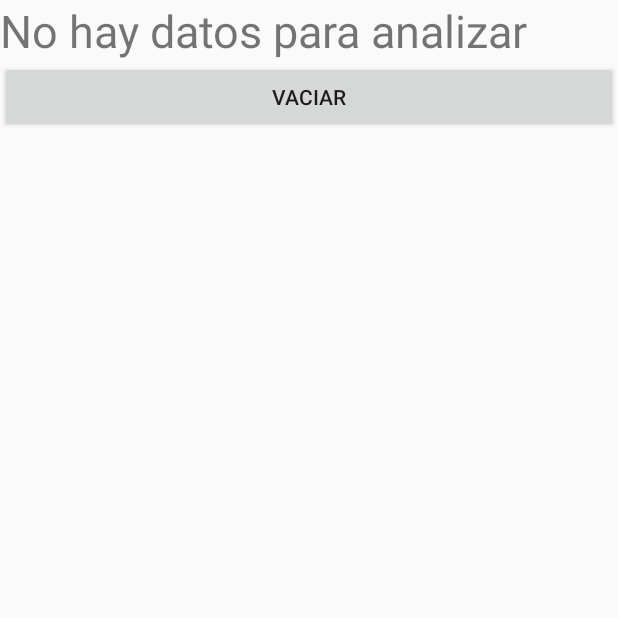
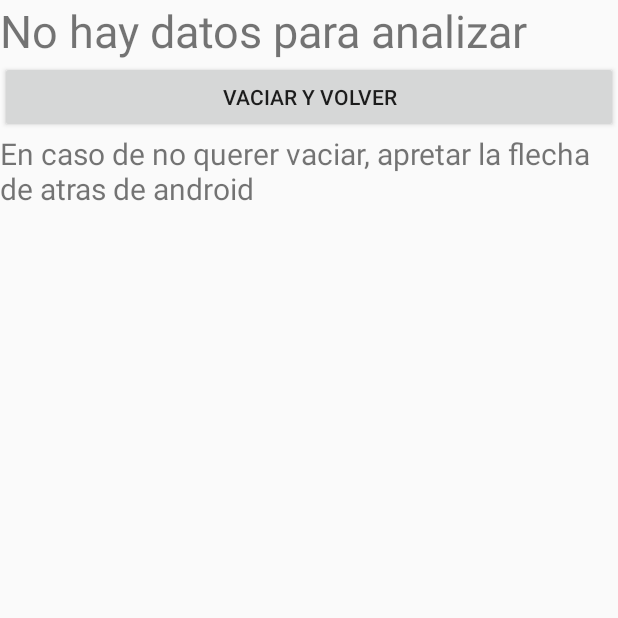
Before and after one commit to igalpr/DAI-TP6, an Android app: the screen it shows after launch (MainActivity), after a tap on "MOSTRAR RESULTADOS", on a phone screen of 412 x 824 dp, the top half of it. Run offline under Robolectric (Android 15) with nearby library versions, the phone set to English and light mode, and no system bars; libraries missing offline, so code that uses them is left out: com.microsoft.projectoxford; 1 statement that could not run was skipped.

Commit message:
mas o menos

```diff
--- a/app/src/main/java/com/example/dai_tp6/FragmentHome.java
+++ b/app/src/main/java/com/example/dai_tp6/FragmentHome.java
@@ -68,7 +68,14 @@ public class FragmentHome extends Fragment implements View.OnClickListener {
         if(ContextCompat.checkSelfPermission(this.getContext(), Manifest.permission.CAMERA)!= PackageManager.PERMISSION_GRANTED)
         {
             TomarFoto.setEnabled(false);
+            TXTMostrarResultados.setText("por favor recargue la aplicacion para que se aplquen los permisos");
             ActivityCompat.requestPermissions(this.getActivity(),new String[]{Manifest.permission.CAMERA,Manifest.permission.WRITE_EXTERNAL_STORAGE},CodigoPedirPermisos);
+            Log.d("Permisos"," post");
+            if(ContextCompat.checkSelfPermission(this.getContext(), Manifest.permission.CAMERA)== PackageManager.PERMISSION_GRANTED)
+            {
+                TomarFoto.setEnabled(true);
+
+            }
         }
         else
         {
@@ -100,18 +107,19 @@ public class FragmentHome extends Fragment implements View.OnClickListener {
                     TengoPermisos=false;
                 }
             }
+            Log.d("Permisos"," "+TengoPermisos);
             if(TengoPermisos)
             {
                 Log.d("Permisos","Tengo los 151");
-                TomarFoto.setEnabled(false);
-            }
+                MainActivity main=(MainActivity)getActivity();
+                main.Volver();            }
             else
             {
                 Log.d("Permisos","No los atrape a todos");
             }
         }
+        Log.d("Permisos","a");
     }
-
     @Override
     public void onClick(View v) {
         if(v.getId()==TomarFoto.getId())
--- a/app/src/main/java/com/example/dai_tp6/MainActivity.java
+++ b/app/src/main/java/com/example/dai_tp6/MainActivity.java
@@ -5,7 +5,11 @@ import android.app.AlertDialog;
 import android.app.Fragment;
 import android.app.FragmentManager;
 import android.app.FragmentTransaction;
+import android.content.Context;
 import android.content.DialogInterface;
+import android.media.AudioManager;
+import android.media.MediaPlayer;
+import android.media.SoundPool;
 import android.os.Bundle;
 import android.util.Log;
 
@@ -13,6 +17,8 @@ public class MainActivity extends Activity {
     FragmentManager fragmentManager;
     FragmentTransaction fragmentTransaction;
     int OpcionSeleccionada;
+    static MediaPlayer mediaPlayer;
+    static boolean isPlayingAudio=false;
     boolean Hair,Glasses,Makeup,Smile;
     @Override
     protected void onCreate(Bundle savedInstanceState) {
@@ -23,11 +29,26 @@ public class MainActivity extends Activity {
         fragmentTransaction=fragmentManager.beginTransaction();
         fragmentTransaction.replace(R.id.FragmentARemplazar,home);
         fragmentTransaction.commit();
-        AlertDialog.Builder mensaje=new AlertDialog.Builder(this);
         Hair=false;
         Glasses=false;
         Makeup=false;
         Smile=false;
+        PlayAudio(this,R.raw.cancion);
+        MostrarMensaje();
+    }
+    public static void PlayAudio(Context c, int id){
+        mediaPlayer = MediaPlayer.create(c, id);
+        SoundPool soundPool = new SoundPool(4, AudioManager.STREAM_MUSIC,50);
+        if (!mediaPlayer.isPlaying())
+        {
+            isPlayingAudio= true;
+            mediaPlayer.start();
+            mediaPlayer.setLooping(true);
+        }
+    }
+    public void MostrarMensaje()
+    {
+        AlertDialog.Builder mensaje=new AlertDialog.Builder(this);
         mensaje.setTitle("Cosas para evaluar en las imagenes ademas de genero, edad y pelo facial");
         String[] opciones={"Hair","Glasses","MakeUp","Smile"};
         boolean[] OpcionesRespuestas={false,false,false,false};
--- a/app/src/main/res/layout/resultados.xml
+++ b/app/src/main/res/layout/resultados.xml
@@ -15,5 +15,13 @@
         android:layout_height="wrap_content"
         android:id="@+id/BotonVaciar"
         app:layout_constraintTop_toBottomOf="@id/TextoResultados"
-        android:text="Vaciar"/>
+        android:text="Vaciar y volver"/>
+    <TextView
+        android:layout_width="match_parent"
+        android:layout_height="wrap_content"
+        android:id="@+id/Nota"
+        app:layout_constraintTop_toBottomOf="@id/BotonVaciar"
+        android:text="En caso de no querer vaciar, apretar la flecha de atras de android"
+        android:textSize="20sp"
+        />
 </android.support.constraint.ConstraintLayout>
```
Also changed, not shown: 1 other file.
